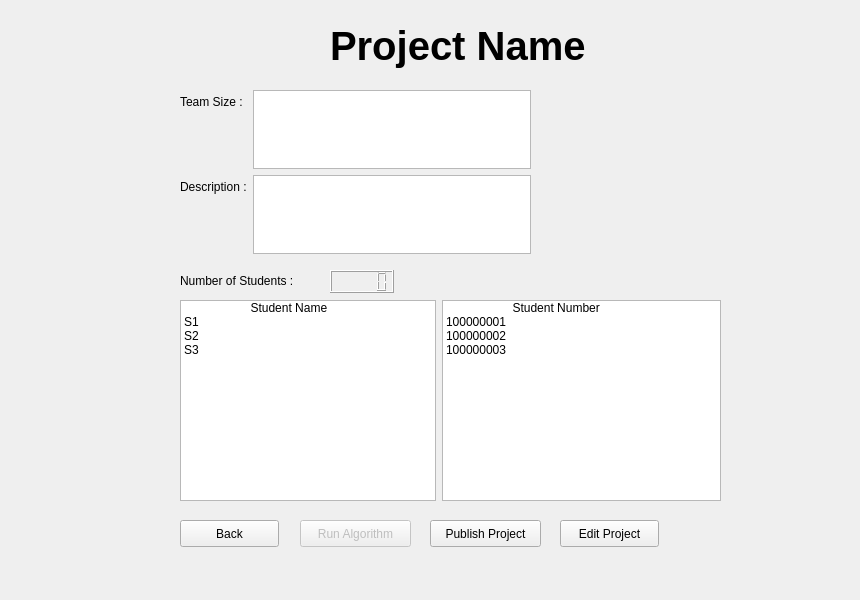
Qt form project_files/projectpage.ui (aboodmufti/cupid) before a commit.
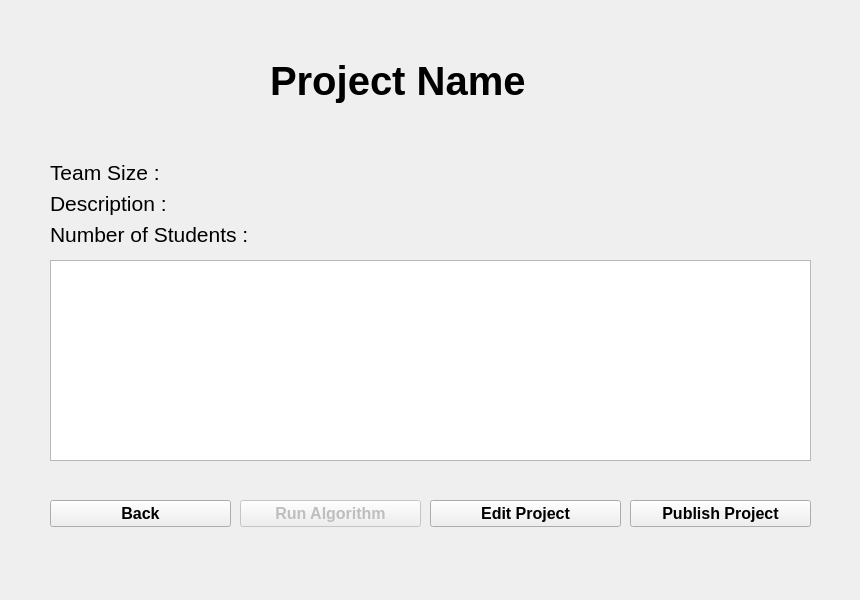
The same form after that commit.

What changed in the file:
```diff
--- a/project_files/projectpage.ui
+++ b/project_files/projectpage.ui
@@ -13,38 +13,25 @@
   <property name="windowTitle">
    <string>Form</string>
   </property>
-  <widget class="QLabel" name="label">
-   <property name="geometry">
-    <rect>
-     <x>330</x>
-     <y>20</y>
-     <width>261</width>
-     <height>51</height>
-    </rect>
-   </property>
-   <property name="font">
-    <font>
-     <pointsize>30</pointsize>
-     <weight>75</weight>
-     <bold>true</bold>
-    </font>
-   </property>
-   <property name="text">
-    <string>Project Name</string>
-   </property>
-  </widget>
   <widget class="QPushButton" name="pushButton_2">
    <property name="enabled">
     <bool>false</bool>
    </property>
    <property name="geometry">
     <rect>
-     <x>300</x>
-     <y>520</y>
-     <width>111</width>
+     <x>240</x>
+     <y>500</y>
+     <width>181</width>
      <height>27</height>
     </rect>
    </property>
+   <property name="font">
+    <font>
+     <pointsize>12</pointsize>
+     <weight>75</weight>
+     <bold>true</bold>
+    </font>
+   </property>
    <property name="inputMethodHints">
     <set>Qt::ImhNone</set>
    </property>
@@ -55,157 +42,183 @@
   <widget class="QPushButton" name="pushButton_3">
    <property name="geometry">
     <rect>
-     <x>430</x>
-     <y>520</y>
-     <width>111</width>
+     <x>630</x>
+     <y>500</y>
+     <width>181</width>
      <height>27</height>
     </rect>
    </property>
+   <property name="font">
+    <font>
+     <pointsize>12</pointsize>
+     <weight>75</weight>
+     <bold>true</bold>
+    </font>
+   </property>
    <property name="text">
     <string>Publish Project</string>
    </property>
   </widget>
-  <widget class="QWidget" name="formLayoutWidget_2">
-   <property name="geometry">
-    <rect>
-     <x>180</x>
-     <y>300</y>
-     <width>541</width>
-     <height>201</height>
-    </rect>
-   </property>
-   <layout class="QFormLayout" name="formLayout_2">
-    <item row="0" column="0">
-     <widget class="QListWidget" name="listWidget">
-      <item>
-       <property name="text">
-        <string>                    Student Name</string>
-       </property>
-      </item>
-      <item>
-       <property name="text">
-        <string>S1</string>
-       </property>
-      </item>
-      <item>
-       <property name="text">
-        <string>S2</string>
-       </property>
-      </item>
-      <item>
-       <property name="text">
-        <string>S3</string>
-       </property>
-      </item>
-     </widget>
-    </item>
-    <item row="0" column="1">
-     <widget class="QListWidget" name="listWidget_2">
-      <item>
-       <property name="text">
-        <string>                    Student Number</string>
-       </property>
-      </item>
-      <item>
-       <property name="text">
-        <string>100000001</string>
-       </property>
-      </item>
-      <item>
-       <property name="text">
-        <string>100000002</string>
-       </property>
-      </item>
-      <item>
-       <property name="text">
-        <string>100000003</string>
-       </property>
-      </item>
-     </widget>
-    </item>
-   </layout>
-  </widget>
   <widget class="QWidget" name="formLayoutWidget">
    <property name="geometry">
     <rect>
-     <x>180</x>
-     <y>90</y>
-     <width>351</width>
-     <height>164</height>
+     <x>50</x>
+     <y>160</y>
+     <width>761</width>
+     <height>91</height>
     </rect>
    </property>
    <layout class="QFormLayout" name="formLayout">
     <item row="0" column="0">
-     <widget class="QLabel" name="label_2">
+     <widget class="QLabel" name="teamSizeLabel">
+      <property name="font">
+       <font>
+        <pointsize>16</pointsize>
+       </font>
+      </property>
       <property name="text">
        <string>Team Size :</string>
       </property>
      </widget>
     </item>
     <item row="1" column="0">
-     <widget class="QLabel" name="label_3">
+     <widget class="QLabel" name="descriptionLabel">
+      <property name="font">
+       <font>
+        <pointsize>16</pointsize>
+       </font>
+      </property>
       <property name="text">
        <string>Description :</string>
       </property>
      </widget>
     </item>
+    <item row="0" column="1">
+     <widget class="QLabel" name="teamSize">
+      <property name="font">
+       <font>
+        <pointsize>16</pointsize>
+       </font>
+      </property>
+      <property name="text">
+       <string/>
+      </property>
+     </widget>
+    </item>
     <item row="1" column="1">
-     <widget class="QTextBrowser" name="textBrowser_2"/>
+     <widget class="QLabel" name="description">
+      <property name="font">
+       <font>
+        <pointsize>16</pointsize>
+       </font>
+      </property>
+      <property name="text">
+       <string/>
+      </property>
+     </widget>
     </item>
-    <item row="0" column="1">
-     <widget class="QTextBrowser" name="textBrowser"/>
+    <item row="2" column="0">
+     <widget class="QLabel" name="numOfStudentsLabel">
+      <property name="font">
+       <font>
+        <pointsize>16</pointsize>
+       </font>
+      </property>
+      <property name="text">
+       <string>Number of Students :</string>
+      </property>
+     </widget>
+    </item>
+    <item row="2" column="1">
+     <widget class="QLabel" name="numOfStudents">
+      <property name="font">
+       <font>
+        <pointsize>16</pointsize>
+       </font>
+      </property>
+      <property name="text">
+       <string/>
+      </property>
+     </widget>
     </item>
    </layout>
   </widget>
   <widget class="QPushButton" name="pushButton">
    <property name="geometry">
     <rect>
-     <x>180</x>
-     <y>520</y>
-     <width>99</width>
+     <x>50</x>
+     <y>500</y>
+     <width>181</width>
      <height>27</height>
     </rect>
    </property>
+   <property name="font">
+    <font>
+     <pointsize>12</pointsize>
+     <weight>75</weight>
+     <bold>true</bold>
+    </font>
+   </property>
    <property name="text">
     <string>Back</string>
    </property>
   </widget>
-  <widget class="QLabel" name="label_4">
-   <property name="geometry">
-    <rect>
-     <x>180</x>
-     <y>270</y>
-     <width>151</width>
-     <height>21</height>
-    </rect>
-   </property>
-   <property name="text">
-    <string>Number of Students :</string>
-   </property>
-  </widget>
-  <widget class="QLCDNumber" name="lcdNumber">
-   <property name="geometry">
-    <rect>
-     <x>330</x>
-     <y>270</y>
-     <width>64</width>
-     <height>23</height>
-    </rect>
-   </property>
-  </widget>
   <widget class="QPushButton" name="pushButton_4">
    <property name="geometry">
     <rect>
-     <x>560</x>
-     <y>520</y>
-     <width>99</width>
+     <x>430</x>
+     <y>500</y>
+     <width>191</width>
      <height>27</height>
     </rect>
    </property>
+   <property name="font">
+    <font>
+     <pointsize>12</pointsize>
+     <weight>75</weight>
+     <bold>true</bold>
+    </font>
+   </property>
    <property name="text">
     <string>Edit Project</string>
    </property>
   </widget>
+  <widget class="QWidget" name="verticalLayoutWidget_2">
+   <property name="geometry">
+    <rect>
+     <x>270</x>
+     <y>10</y>
+     <width>261</width>
+     <height>141</height>
+    </rect>
+   </property>
+   <layout class="QVBoxLayout" name="verticalLayout_3">
+    <item>
+     <widget class="QLabel" name="label_8">
+      <property name="font">
+       <font>
+        <pointsize>30</pointsize>
+        <weight>75</weight>
+        <bold>true</bold>
+       </font>
+      </property>
+      <property name="text">
+       <string>Project Name</string>
+      </property>
+     </widget>
+    </item>
+   </layout>
+  </widget>
+  <widget class="QTableWidget" name="tableWidget">
+   <property name="geometry">
+    <rect>
+     <x>50</x>
+     <y>260</y>
+     <width>761</width>
+     <height>201</height>
+    </rect>
+   </property>
+  </widget>
  </widget>
  <resources/>
  <connections/>
```
